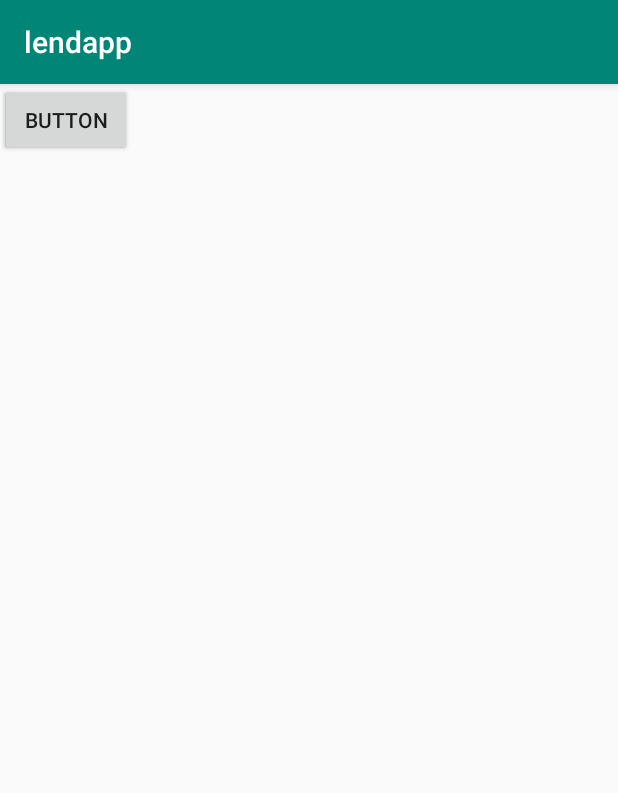
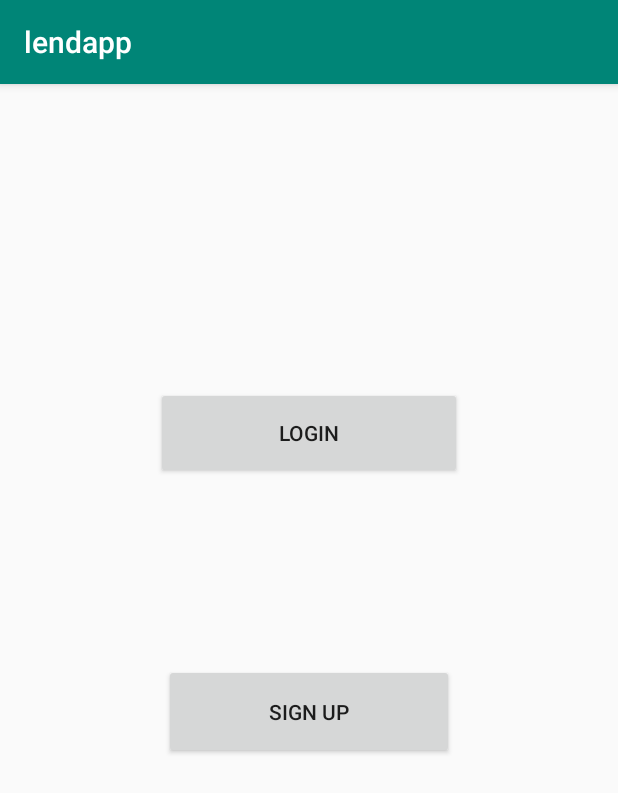
Before and after one commit to zayansalman/lendapp, an Android app: the screen it shows after launch (MainActivity), on a phone screen of 412 x 824 dp. Shown: the top 793 px of the screen. Run offline under Robolectric (Android 15) with nearby library versions, the phone set to English and light mode, and no system bars.

Commit message:
Trying to commit tbh

```diff
--- a/app/src/main/res/layout/login_signup.xml
+++ b/app/src/main/res/layout/login_signup.xml
@@ -7,18 +7,32 @@
     tools:context=".MainActivity">
 
     <Button
-        android:id="@+id/button"
-        android:layout_width="wrap_content"
-        android:layout_height="wrap_content"
-        android:text="Button"
-        tools:layout_editor_absoluteX="148dp"
-        tools:layout_editor_absoluteY="121dp" />
+        android:id="@+id/login"
+        android:layout_width="204dp"
+        android:layout_height="61dp"
+        android:layout_marginStart="8dp"
+        android:layout_marginTop="8dp"
+        android:layout_marginEnd="8dp"
+        android:layout_marginBottom="8dp"
+        android:text="Login"
+        app:layout_constraintBottom_toBottomOf="parent"
+        app:layout_constraintEnd_toEndOf="parent"
+        app:layout_constraintStart_toStartOf="parent"
+        app:layout_constraintTop_toTopOf="parent"
+        app:layout_constraintVertical_bias="0.281" />
 
     <Button
-        android:id="@+id/button2"
-        android:layout_width="wrap_content"
-        android:layout_height="wrap_content"
-        android:text="Button"
-        tools:layout_editor_absoluteX="148dp"
-        tools:layout_editor_absoluteY="230dp" />
+        android:id="@+id/signUp"
+        android:layout_width="193dp"
+        android:layout_height="63dp"
+        android:layout_marginStart="8dp"
+        android:layout_marginTop="8dp"
+        android:layout_marginEnd="8dp"
+        android:layout_marginBottom="8dp"
+        android:text="Sign Up"
+        app:layout_constraintBottom_toBottomOf="parent"
+        app:layout_constraintEnd_toEndOf="parent"
+        app:layout_constraintStart_toStartOf="parent"
+        app:layout_constraintTop_toTopOf="parent"
+        app:layout_constraintVertical_bias="0.55" />
 </android.support.constraint.ConstraintLayout>
```
Also changed, not shown: app/src/main/res/layout/scan_id.xml (+19 -1 lines).
